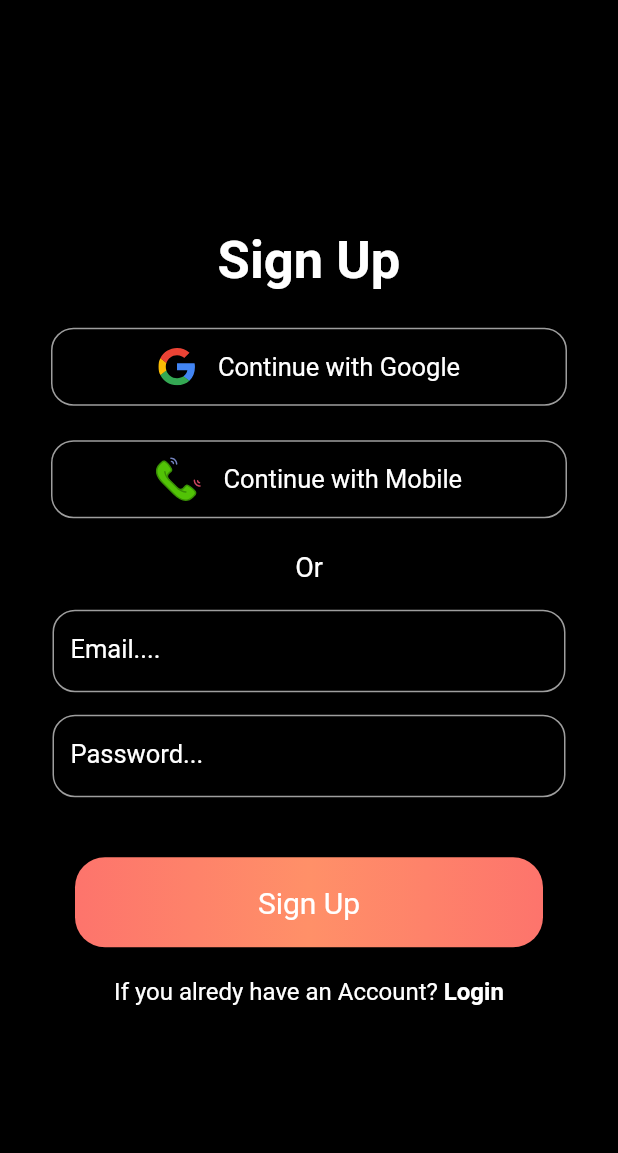
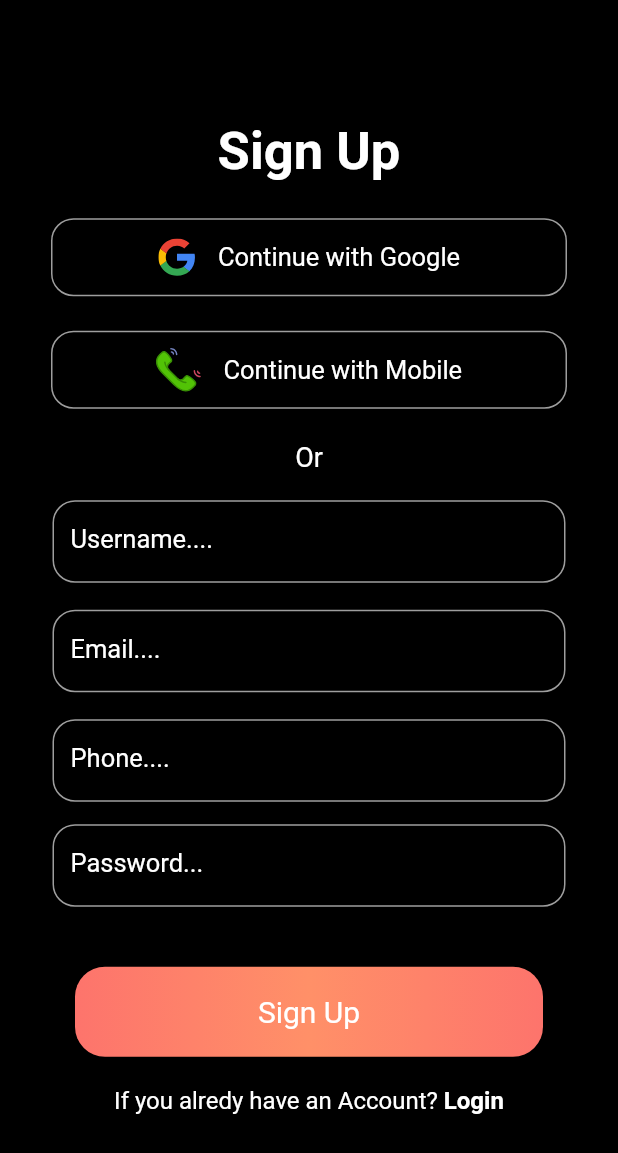
Before and after one commit to Gabbrolee/flutter-sport-enthusiast, a Flutter app: the screen it shows after launch, on a phone screen of 412 x 824 dp. Shown: the top 1153 px of the screen. Run offline on Flutter 3.47's test engine with Material 2 defaults, Android fonts, the phone set to English and light mode, and no system bars; our stand-ins replace cloud_firestore, curved_navigation_bar, eva_icons_flutter, firebase_auth, firebase_core, flutter_secure_storage and 7 more; accounts and stored records are empty.

Commit message:
update the screens info

```diff
--- a/lib/DB_Helper/Sharedpreferences.dart
+++ /dev/null
@@ -1,5 +0,0 @@
-import 'package:shared_preferences/shared_preferences.dart';
-
-class Meetup{
-  static late SharedPreferences sharedPreferences;
-}
--- /dev/null
+++ b/lib/data/models/user_model.dart
@@ -0,0 +1,35 @@
+import 'package:cloud_firestore/cloud_firestore.dart';
+
+class UserModel {
+  String? phoneNo;
+  String? email;
+  String? userName;
+  String? password;
+  String? userId;
+  UserModel(
+      { this.email,
+      this.password,
+       this.phoneNo,
+       this.userName,
+      this.userId});
+
+  factory UserModel.fromSnapshot(DocumentSnapshot snap){
+    var snapshot = snap.data() as Map<String, dynamic>;
+
+    return UserModel(
+        email: snapshot['email'],
+        password: snapshot['password'],
+        phoneNo: snapshot['phoneNo'],
+        userName: snapshot['userName'],
+        userId: snapshot['userId']
+    );
+  }
+
+  Map<String, dynamic> toJson()=> {
+      "PhoneNo": phoneNo,
+      "Email": email,
+      "UserName": userName,
+      "Password": password,
+      "userId": userId
+  };
+}
--- a/lib/screens/HomeScreen.dart
+++ b/lib/screens/HomeScreen.dart
@@ -9,8 +9,9 @@ import 'bottom_nav_screens/profile_screen.dart';
 import 'bottom_nav_screens/setting_screen.dart';
 
 class HomePage extends StatefulWidget {
-  HomePage({Key? key}) : super(key: key);
-
+  HomePage({Key? key, this.phoneNo, this.username}) : super(key: key);
+  String? username;
+  String? phoneNo;
   @override
   _HomePageState createState() => _HomePageState();
 }
@@ -20,44 +21,47 @@ class _HomePageState extends State<HomePage> {
   int index = 0;
   final navigationKey = GlobalKey<CurvedNavigationBarState>();
 
+  String username = "";
+  String phoneNo = '';
+
+
+
   List<Widget> items = [
-    const Icon(Icons.account_circle, size: 30,),
-    const Icon(Icons.person_2, size: 30,),
-    const Icon(Icons.cached_rounded, size: 30,),
-    const Icon(Icons.settings, size: 30,),
+    const Icon(
+      Icons.account_circle,
+      size: 30,
+    ),
+    const Icon(
+      Icons.person_2,
+      size: 30,
+    ),
+    const Icon(
+      Icons.cached_rounded,
+      size: 30,
+    ),
+    const Icon(
+      Icons.settings,
+      size: 30,
+    ),
   ];
 
+  @override
+  void initState() {
+    super.initState();
+    username = widget.username ?? '';
+    phoneNo = widget.phoneNo ?? '';
+  }
+
   final screens = [
-    ProfileScreen(username: '', interest: [], phoneNumber: '',),
+    ProfileScreen(
+      username: "",
+      interest: [],
+      phoneNumber: '',
+    ),
     const BuddiesScreen(),
     const DiscoveriesScreen(),
     const SettingScreen()
   ];
-  // @override
-  // Widget build(BuildContext context) {
-  //   // return Scaffold(
-  //   //   // appBar: AppBar(
-  //   //   //   title: const Text('Home'),
-  //   //   //   centerTitle: true,
-  //   //   //   // actions: [
-  //   //   //   //   IconButton(
-  //   //   //   //       icon: Icon(Icons.logout),
-  //   //   //   //       onPressed: () async {
-  //   //   //   //         await authClass.signOut(context);
-  //   //   //   //         Navigator.pushAndRemoveUntil(
-  //   //   //   //             context,
-  //   //   //   //             MaterialPageRoute(builder: (builder) => MyApp()),
-  //   //   //   //             (route) => false);
-  //   //   //   //       }),
-  //   //   //   // ],
-  //   //   // ),
-  //   //
-  //   //
-  //   //
-  //   //
-  //   // );
-  //
-  // }
 
   @override
   Widget build(BuildContext context) {
@@ -66,14 +70,10 @@ class _HomePageState extends State<HomePage> {
       child: ClipRect(
         child: Scaffold(
           extendBody: true,
-          // appBar: AppBar(
-          //   title: const Text("Home"),
-          // ),
           body: screens[index],
           bottomNavigationBar: Theme(
-            data: Theme.of(context).copyWith(
-                iconTheme: const IconThemeData(color: Colors.white)
-            ),
+            data: Theme.of(context)
+                .copyWith(iconTheme: const IconThemeData(color: Colors.white)),
             child: CurvedNavigationBar(
                 key: navigationKey,
                 color: Colors.blue,
@@ -84,10 +84,9 @@ class _HomePageState extends State<HomePage> {
                 items: items,
                 height: 60,
                 index: index,
-                onTap: (index)=> setState(() {
-                  this.index = index;
-                })
-            ),
+                onTap: (index) => setState(() {
+                      this.index = index;
+                    })),
           ),
         ),
       ),
--- a/lib/screens/SignUpScreen.dart
+++ b/lib/screens/SignUpScreen.dart
@@ -1,4 +1,5 @@
 import 'package:flutter_sport_enthusiast/Service/Auth_Service.dart';
+import 'package:flutter_sport_enthusiast/data/models/user_model.dart';
 import 'package:flutter_sport_enthusiast/screens/HomeScreen.dart';
 import 'package:flutter_sport_enthusiast/screens/PhoneScreen.dart';
 import 'package:flutter_sport_enthusiast/screens/SignInScreen.dart';
@@ -6,6 +7,7 @@ import 'package:flutter/material.dart';
 import 'package:flutter_svg/flutter_svg.dart';
 import 'package:firebase_auth/firebase_auth.dart' as firebase_auth;
 
+import '../data/remote_data_source/firestore_helper.dart';
 import 'VerifyScreen.dart';
 
 class SignUpPage extends StatefulWidget {
@@ -19,6 +21,9 @@ class _SignUpPageState extends State<SignUpPage> {
   firebase_auth.FirebaseAuth firebaseAuth = firebase_auth.FirebaseAuth.instance;
   final TextEditingController _emailController = TextEditingController();
   final TextEditingController _pwdController = TextEditingController();
+  final TextEditingController _userNameController = TextEditingController();
+  final TextEditingController _phoneNoController = TextEditingController();
+
   bool circular = false;
   AuthClass authClass = AuthClass();
 
@@ -65,7 +70,15 @@ class _SignUpPageState extends State<SignUpPage> {
               const SizedBox(
                 height: 18,
               ),
+              textItem("Username....", _userNameController, false),
+              const SizedBox(
+                height: 18,
+              ),
               textItem("Email....", _emailController, false),
+              const SizedBox(
+                height: 18,
+              ),
+              textItem("Phone....", _phoneNoController, false),
               const SizedBox(
                 height: 15,
               ),
@@ -123,13 +136,24 @@ class _SignUpPageState extends State<SignUpPage> {
               await firebaseAuth.createUserWithEmailAndPassword(
                   email: _emailController.text, password: _pwdController.text);
              await userCredential.user?.sendEmailVerification();
+
+             FirestoreHelper.create(UserModel(
+                 email: _emailController.text,
+                 password: _pwdController.text,
+                 phoneNo: _phoneNoController.text,
+                 userName: _userNameController.text
+             ));
+
           print(userCredential.user?.email);
           setState(() {
             circular = false;
           });
           Navigator.pushAndRemoveUntil(
               context,
-              MaterialPageRoute(builder: (builder) =>  VerifyPage()),
+              MaterialPageRoute(builder: (builder) =>  VerifyPage(
+                userName: _userNameController.text,
+                interest: [],
+                phoneNo: _phoneNoController.text,)),
               (route) => false);
         } catch (e) {
           final snackbar = SnackBar(content: Text(e.toString()));
--- a/lib/screens/VerifyScreen.dart
+++ b/lib/screens/VerifyScreen.dart
@@ -5,7 +5,10 @@ import 'package:firebase_auth/firebase_auth.dart' as firebase_auth;
 import 'package:flutter_sport_enthusiast/screens/HomeScreen.dart';
 
 class VerifyPage extends StatefulWidget {
-  const VerifyPage({Key? key}) : super(key: key);
+   VerifyPage({Key? key, required this.interest, required this.phoneNo, required this.userName}) : super(key: key);
+  List interest;
+  String phoneNo;
+  String userName;
 
   @override
   State<VerifyPage> createState() => _VerifyPageState();
@@ -24,7 +27,6 @@ class _VerifyPageState extends State<VerifyPage> {
     _user?.sendEmailVerification();
     timer = Timer.periodic(const Duration(seconds: 60), (timer) {
       checkEmailVerify();
-
     });
     super.initState();
   }
@@ -51,7 +53,7 @@ class _VerifyPageState extends State<VerifyPage> {
     await _user?.reload();
     if(_user!.emailVerified){
       timer.cancel();
-     Navigator.pushReplacement(context, MaterialPageRoute(builder: (context)=> HomePage()));
+     Navigator.pushReplacement(context, MaterialPageRoute(builder: (context)=> HomePage(username: widget.userName, phoneNo: widget.phoneNo,)));
     }
   }
 }
--- a/lib/screens/bottom_nav_screens/buddies_screen.dart
+++ b/lib/screens/bottom_nav_screens/buddies_screen.dart
@@ -12,7 +12,7 @@ class _BuddiesScreenState extends State<BuddiesScreen>{
   Widget build(BuildContext context) {
     return Scaffold(
       body: Container(
-        child: Text("Buddies"),
+        child: const Center(child: Text("Buddies")),
       ),
     );
   }
--- a/lib/screens/bottom_nav_screens/discoveries_screen.dart
+++ b/lib/screens/bottom_nav_screens/discoveries_screen.dart
@@ -12,7 +12,7 @@ class _DiscoveriesScreenState extends State<DiscoveriesScreen> {
   Widget build(BuildContext context) {
     return Scaffold(
       body: Container(
-        child: const Text("Discoveries Screen"),
+        child: const Center(child: Text("Discoveries Screen")),
       ),
     );
   }
```
Also changed, not shown: lib/data/remote_data_source/firestore_helper.dart (added, +46 -0 lines), lib/screens/PhoneScreen.dart (+8 -0 lines), lib/screens/bottom_nav_screens/profile_screen.dart (+1 -9 lines), lib/screens/bottom_nav_screens/setting_screen.dart (+105 -18 lines), pubspec.yaml (+13 -0 lines), pubspec.lock, 3 other files.
